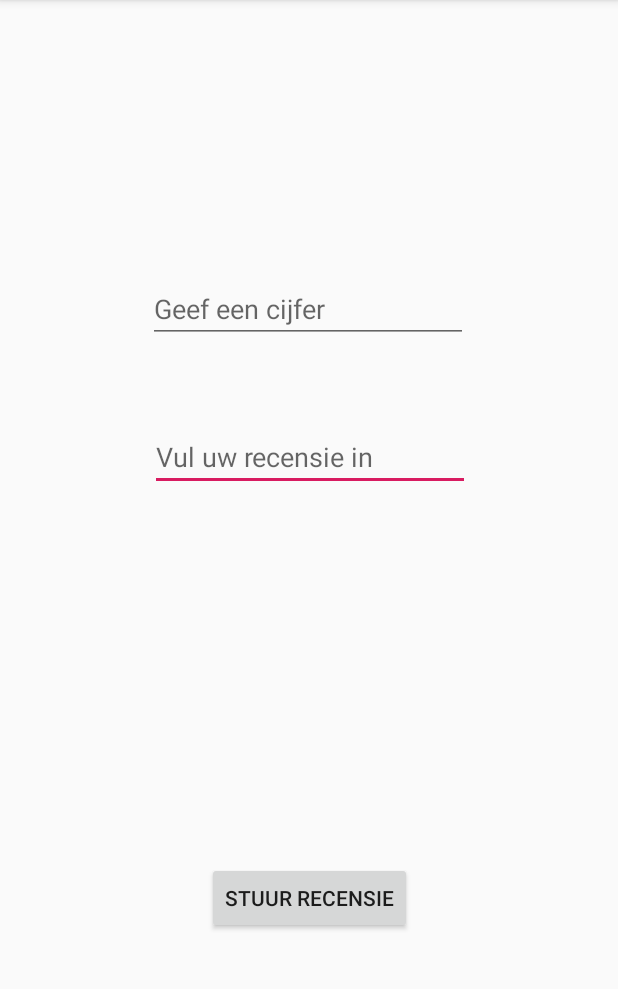
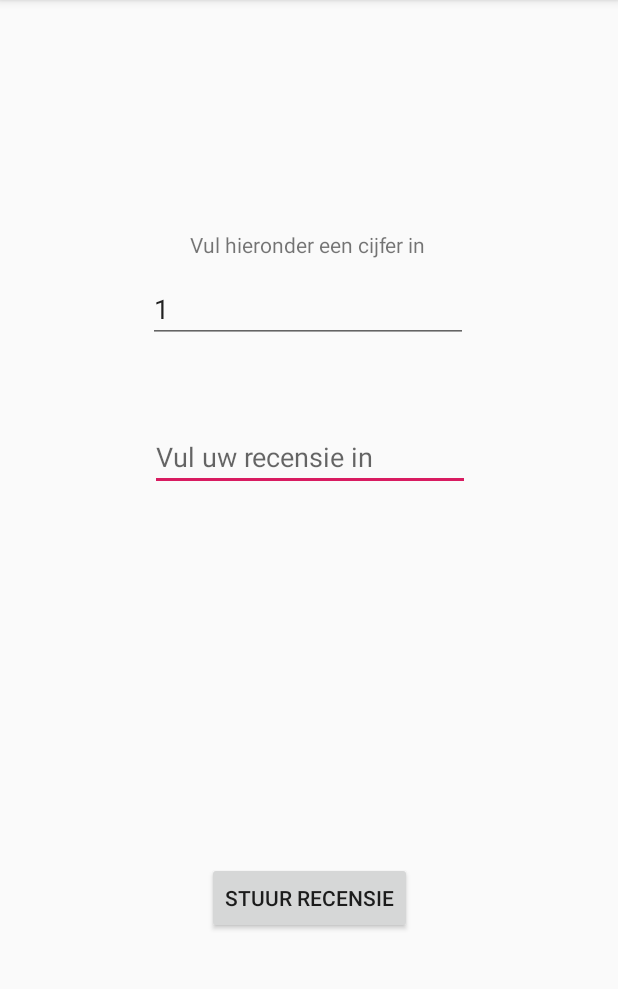
Before and after one commit to schaapkabap/ikpmd, an Android app: the RecensieActivity screen opened directly, with no data from a screen before it, on a phone screen of 412 x 824 dp, the part 84-1073 px from its top. Run offline under Robolectric (Android 15) with nearby library versions, the phone set to English and light mode, and no system bars; our stand-ins replace Firebase (no records; nobody signed in at launch, a user with empty details on screens opened directly); network calls fail.

Commit message:
firebase veranderd

```diff
--- a/app/src/main/res/layout/activity_firebase.xml
+++ b/app/src/main/res/layout/activity_firebase.xml
@@ -45,12 +45,27 @@
         android:layout_marginEnd="100dp"
         android:layout_marginBottom="49dp"
         android:ems="10"
-        android:hint="Geef een cijfer"
+        android:text="1"
         android:inputType="number"
         app:layout_constraintBottom_toTopOf="@+id/editText"
         app:layout_constraintEnd_toEndOf="parent"
         app:layout_constraintStart_toStartOf="parent"
         app:layout_constraintTop_toTopOf="parent" />
 
+    <TextView
+        android:id="@+id/textView2"
+        android:layout_width="wrap_content"
+        android:layout_height="wrap_content"
+        android:layout_marginStart="124dp"
+        android:layout_marginTop="151dp"
+        android:layout_marginEnd="125dp"
+        android:layout_marginBottom="9dp"
+        android:textSize="14dp"
+        android:text="Vul hieronder een cijfer in"
+        app:layout_constraintBottom_toTopOf="@+id/rating"
+        app:layout_constraintEnd_toEndOf="parent"
+        app:layout_constraintStart_toStartOf="parent"
+        app:layout_constraintTop_toTopOf="parent" />
+
 
 </android.support.constraint.ConstraintLayout>
```
Also changed, not shown: app/src/main/java/com/example/schaapkabap/biercollection/activitys/apikey.java (deleted, +0 -13 lines), app/src/main/res/layout/activity_item_detail.xml (+1 -20 lines).
